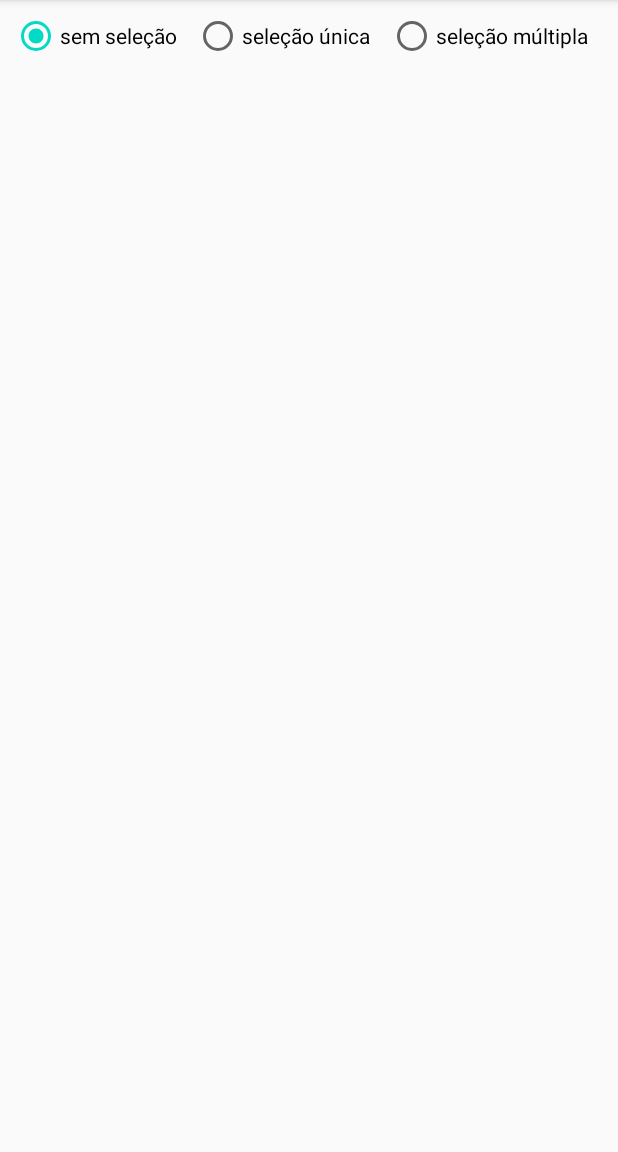
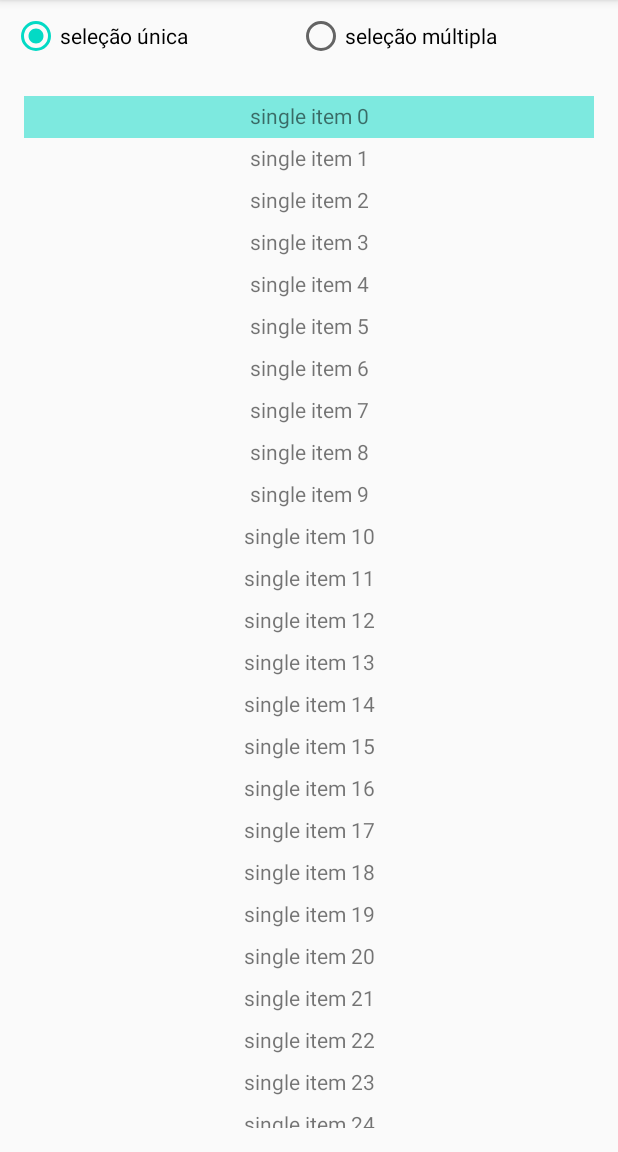
Before and after one commit to Eduardo-Nunes/Selectable-Live-Data, an Android app: the screen it shows after launch (MainActivity), after a tap on "lista vazia, clique aqui para iniciar", on a phone screen of 412 x 824 dp, the part 84-1236 px from its top. Run offline under Robolectric (Android 15) with nearby library versions, the phone set to English and light mode, and no system bars.

Commit message:
implemented dumb selectable example using SelectableAdapter

```diff
--- /dev/null
+++ b/app/src/main/java/com/eduardonunes/selectablelivedata/ui/extensions/ViewExt.kt
@@ -0,0 +1,15 @@
+package com.eduardonunes.selectablelivedata.ui.extensions
+
+import android.view.LayoutInflater
+import android.view.View
+import android.view.ViewGroup
+import androidx.annotation.LayoutRes
+
+fun ViewGroup.inflate(@LayoutRes layoutRes: Int): View {
+    return LayoutInflater.from(context).inflate(layoutRes, this, false)
+}
+
+fun View.changeVisibility(show: Boolean, typeHide: Int = View.GONE) {
+    if (this.visibility == View.VISIBLE && show) return
+    visibility = if (show) View.VISIBLE else typeHide
+}
--- a/app/src/main/java/com/eduardonunes/selectablelivedata/ui/main/MainFragment.kt
+++ b/app/src/main/java/com/eduardonunes/selectablelivedata/ui/main/MainFragment.kt
@@ -9,7 +9,8 @@ import androidx.lifecycle.Observer
 import androidx.lifecycle.ViewModelProviders
 import com.eduardonunes.selectablelistlivedata.infrastructure.ListHolder
 import com.eduardonunes.selectablelivedata.R
-import com.eduardonunes.selectablelivedata.ui.main.models.DumbData
+import com.eduardonunes.selectablelivedata.ui.extensions.changeVisibility
+import com.eduardonunes.selectablelivedata.ui.main.adapter.DumbAdapter
 import com.eduardonunes.selectablelivedata.ui.main.models.SelectableDumbData
 import kotlinx.android.synthetic.main.main_fragment.*
 
@@ -32,17 +33,22 @@ class MainFragment : Fragment() {
 
     override fun onActivityCreated(savedInstanceState: Bundle?) {
         super.onActivityCreated(savedInstanceState)
+        initViews()
         initData()
         initListeners()
     }
 
-    private fun initListeners() {
-        messageView.setOnClickListener { viewModel.initData() }
+    private fun initViews() {
+        setDumbAdapter()
+    }
+
+    private fun setDumbAdapter() {
+        singleSelectionList.adapter = DumbAdapter(viewModel.singleSelectionData, viewModel::singleSelect)
+        multiSelectionList.adapter = DumbAdapter(viewModel.multiSelectionData, viewModel::multiSelect)
     }
 
     private fun initData() = with(viewModel) {
         message.observe(viewLifecycleOwner, Observer(::bindMessage))
-        dumbListData.observe(viewLifecycleOwner, Observer(::bindDumbList))
         multiSelectionData.observe(viewLifecycleOwner, Observer(::bindMultiList))
         singleSelectionData.observe(viewLifecycleOwner, Observer(::bindSingleList))
     }
@@ -52,21 +58,23 @@ class MainFragment : Fragment() {
         messageView.changeVisibility(!message.isNullOrEmpty())
     }
 
-    private fun bindDumbList(listHolder: ListHolder<DumbData>) {
-
-    }
-
     private fun bindMultiList(listHolder: ListHolder<SelectableDumbData>) {
-
+        if (listHolder.size() < 1) return
+        if (multiSelectionList.adapter == null) setDumbAdapter()
+        listHolder.applyChange(multiSelectionList.adapter!!)
     }
 
     private fun bindSingleList(listHolder: ListHolder<SelectableDumbData>) {
-
+        if (listHolder.size() < 1) return
+        if (singleSelectionList.adapter == null) setDumbAdapter()
+        listHolder.applyChange(singleSelectionList.adapter!!)
     }
 
+    private fun initListeners() {
+        messageView.setOnClickListener { viewModel.initData() }
+        selectableTypeGroup.setOnCheckedChangeListener { _, checkedId ->
+            multiSelectionList.changeVisibility(checkedId == R.id.multipleSelectionOption)
+            singleSelectionList.changeVisibility(checkedId == R.id.singleSelectionOption)
+        }
+    }
 }
-
-fun View.changeVisibility(show: Boolean, typeHide: Int = View.GONE) {
-    if (this.visibility == View.VISIBLE && show) return
-    visibility = if (show) View.VISIBLE else typeHide
-}
--- a/app/src/main/java/com/eduardonunes/selectablelivedata/ui/main/MainViewModel.kt
+++ b/app/src/main/java/com/eduardonunes/selectablelivedata/ui/main/MainViewModel.kt
@@ -3,16 +3,13 @@ package com.eduardonunes.selectablelivedata.ui.main
 import android.app.Application
 import androidx.lifecycle.AndroidViewModel
 import androidx.lifecycle.MutableLiveData
-import com.eduardonunes.selectablelistlivedata.ListLiveData
 import com.eduardonunes.selectablelistlivedata.SelectableListLiveData
 import com.eduardonunes.selectablelivedata.R
-import com.eduardonunes.selectablelivedata.ui.main.models.DumbData
 import com.eduardonunes.selectablelivedata.ui.main.models.SelectableDumbData
 
 class MainViewModel(application: Application) : AndroidViewModel(application) {
 
     val message = MutableLiveData<String?>()
-    val dumbListData by lazy { ListLiveData<DumbData>() }
     val multiSelectionData by lazy {
         SelectableListLiveData<SelectableDumbData>()
     }
@@ -21,19 +18,25 @@ class MainViewModel(application: Application) : AndroidViewModel(application) {
     }
 
     fun initData() {
-        val dumbList = mutableListOf<DumbData>()
         val multiList = mutableListOf<SelectableDumbData>()
         val singleList = mutableListOf<SelectableDumbData>()
 
         repeat(100) {
-            dumbList.add(DumbData("dumb item $it"))
             multiList.add(SelectableDumbData("multi item $it"))
             singleList.add(SelectableDumbData("single item $it", it == 0))
         }
         message.postValue(null)
-        dumbListData.updateList(dumbList)
         multiSelectionData.updateList(multiList)
         singleSelectionData.updateList(singleList)
+    }
+
+    fun singleSelect(item: SelectableDumbData) {
+        if (item.isActive) return
+        singleSelectionData.singleSelection(item)
+    }
+
+    fun multiSelect(item: SelectableDumbData) {
+        multiSelectionData.multipleSelection(item)
     }
 
     init {
--- /dev/null
+++ b/app/src/main/java/com/eduardonunes/selectablelivedata/ui/main/adapter/DumbAdapter.kt
@@ -0,0 +1,16 @@
+package com.eduardonunes.selectablelivedata.ui.main.adapter
+
+import android.view.ViewGroup
+import com.eduardonunes.selectablelistlivedata.ListLiveData
+import com.eduardonunes.selectablelistlivedata.infrastructure.SelectableAdapter
+import com.eduardonunes.selectablelivedata.ui.main.models.SelectableDumbData
+
+class DumbAdapter(
+    items: ListLiveData<SelectableDumbData>,
+    onItemSelectedListener: (SelectableDumbData) -> Unit
+) : SelectableAdapter<SelectableDumbData>(items, onItemSelectedListener) {
+
+    override fun onCreateViewHolder(parent: ViewGroup, viewType: Int): DumbViewHolder {
+        return DumbViewHolder.create(parent)
+    }
+}
--- /dev/null
+++ b/app/src/main/java/com/eduardonunes/selectablelivedata/ui/main/adapter/DumbViewHolder.kt
@@ -0,0 +1,31 @@
+package com.eduardonunes.selectablelivedata.ui.main.adapter
+
+import android.view.View
+import android.view.ViewGroup
+import com.eduardonunes.selectablelistlivedata.infrastructure.SelectableItemViewHolder
+import com.eduardonunes.selectablelivedata.R
+import com.eduardonunes.selectablelivedata.ui.extensions.inflate
+import com.eduardonunes.selectablelivedata.ui.main.models.SelectableDumbData
+import kotlinx.android.synthetic.main.dumb_item.view.*
+
+class DumbViewHolder(itemView: View)
+    : SelectableItemViewHolder<SelectableDumbData>(itemView) {
+
+    companion object {
+        fun create(parent: ViewGroup): DumbViewHolder {
+            return DumbViewHolder(parent.inflate(R.layout.dumb_item))
+        }
+    }
+
+    override fun bind(item: SelectableDumbData) {
+        itemView.filterLabelText.text = item.text
+        val backRes = if (item.isActive) R.color.backSelected
+        else android.R.color.transparent
+        itemView.setBackgroundResource(backRes)
+    }
+
+    override fun onViewRecycled() {
+        itemView.filterLabelText.text = String()
+        itemView.setBackgroundResource(android.R.color.transparent)
+    }
+}
--- a/app/src/main/java/com/eduardonunes/selectablelivedata/ui/main/models/DumbData.kt
+++ /dev/null
@@ -1,3 +0,0 @@
-package com.eduardonunes.selectablelivedata.ui.main.models
-
-class DumbData(val text: String)
--- /dev/null
+++ b/app/src/main/res/layout/dumb_item.xml
@@ -0,0 +1,19 @@
+<?xml version="1.0" encoding="utf-8"?>
+<androidx.appcompat.widget.AppCompatTextView xmlns:android="http://schemas.android.com/apk/res/android"
+    xmlns:app="http://schemas.android.com/apk/res-auto"
+    xmlns:tools="http://schemas.android.com/tools"
+    android:id="@+id/filterLabelText"
+    android:layout_width="match_parent"
+    android:layout_height="28dp"
+    android:clickable="true"
+    android:focusable="true"
+    android:foreground="?android:attr/selectableItemBackground"
+    android:gravity="center"
+    android:maxLines="1"
+    android:paddingStart="12dp"
+    android:paddingTop="2dp"
+    android:paddingEnd="12dp"
+    android:paddingBottom="4dp"
+    android:textSize="14sp"
+    app:lineHeight="20sp"
+    tools:text="culinária e gastronomia" />
--- a/app/src/main/res/layout/main_fragment.xml
+++ b/app/src/main/res/layout/main_fragment.xml
@@ -17,18 +17,11 @@
         app:layout_constraintTop_toTopOf="parent">
 
         <androidx.appcompat.widget.AppCompatRadioButton
-            android:id="@+id/noSelectionOption"
+            android:id="@+id/singleSelectionOption"
             android:layout_width="wrap_content"
             android:layout_height="wrap_content"
             android:layout_weight="1"
             android:checked="true"
-            android:text="@string/no_selection" />
-
-        <androidx.appcompat.widget.AppCompatRadioButton
-            android:id="@+id/singleSelectionOption"
-            android:layout_width="wrap_content"
-            android:layout_height="wrap_content"
-            android:layout_weight="1"
             android:text="@string/single_selection" />
 
         <androidx.appcompat.widget.AppCompatRadioButton
@@ -38,6 +31,35 @@
             android:layout_weight="1"
             android:text="@string/multi_selection" />
     </RadioGroup>
+
+    <androidx.recyclerview.widget.RecyclerView
+        android:id="@+id/singleSelectionList"
+        android:layout_width="match_parent"
+        android:layout_height="0dp"
+        android:layout_margin="16dp"
+        app:layoutManager="androidx.recyclerview.widget.LinearLayoutManager"
+        app:layout_constraintBottom_toBottomOf="parent"
+        app:layout_constraintEnd_toEndOf="parent"
+        app:layout_constraintStart_toStartOf="parent"
+        app:layout_constraintTop_toBottomOf="@id/selectableTypeGroup"
+        tools:itemCount="10"
+        tools:listitem="@layout/dumb_item"
+        tools:visibility="visible" />
+
+    <androidx.recyclerview.widget.RecyclerView
+        android:id="@+id/multiSelectionList"
+        android:layout_width="match_parent"
+        android:layout_height="0dp"
+        android:layout_margin="16dp"
+        android:visibility="gone"
+        app:layoutManager="androidx.recyclerview.widget.LinearLayoutManager"
+        app:layout_constraintBottom_toBottomOf="parent"
+        app:layout_constraintEnd_toEndOf="parent"
+        app:layout_constraintStart_toStartOf="parent"
+        app:layout_constraintTop_toBottomOf="@id/selectableTypeGroup"
+        tools:itemCount="10"
+        tools:listitem="@layout/dumb_item"
+        tools:visibility="visible" />
 
     <TextView
         android:id="@+id/messageView"
@@ -50,34 +72,4 @@
         app:layout_constraintStart_toStartOf="parent"
         app:layout_constraintTop_toTopOf="parent" />
 
-    <androidx.recyclerview.widget.RecyclerView
-        android:id="@+id/noSelectionList"
-        android:layout_width="match_parent"
-        android:layout_height="0dp"
-        android:layout_margin="16dp"
-        app:layout_constraintBottom_toBottomOf="parent"
-        app:layout_constraintEnd_toEndOf="parent"
-        app:layout_constraintStart_toStartOf="parent"
-        app:layout_constraintTop_toBottomOf="@id/selectableTypeGroup" />
-
-    <androidx.recyclerview.widget.RecyclerView
-        android:id="@+id/singleSelectionList"
-        android:layout_width="match_parent"
-        android:layout_height="0dp"
-        android:layout_margin="16dp"
-        app:layout_constraintBottom_toBottomOf="parent"
-        app:layout_constraintEnd_toEndOf="parent"
-        app:layout_constraintStart_toStartOf="parent"
-        app:layout_constraintTop_toBottomOf="@id/selectableTypeGroup" />
-
-    <androidx.recyclerview.widget.RecyclerView
-        android:id="@+id/multiSelectionList"
-        android:layout_width="match_parent"
-        android:layout_height="0dp"
-        android:layout_margin="16dp"
-        app:layout_constraintBottom_toBottomOf="parent"
-        app:layout_constraintEnd_toEndOf="parent"
-        app:layout_constraintStart_toStartOf="parent"
-        app:layout_constraintTop_toBottomOf="@id/selectableTypeGroup" />
-
 </androidx.constraintlayout.widget.ConstraintLayout>
--- a/app/src/main/res/values/colors.xml
+++ b/app/src/main/res/values/colors.xml
@@ -3,4 +3,5 @@
     <color name="colorPrimary">#6200EE</color>
     <color name="colorPrimaryDark">#3700B3</color>
     <color name="colorAccent">#03DAC5</color>
+    <color name="backSelected">#8003DAC5</color>
 </resources>
--- a/app/src/main/res/values/strings.xml
+++ b/app/src/main/res/values/strings.xml
@@ -1,8 +1,8 @@
 <resources>
     <string name="app_name">SelectableLiveData</string>
-    <string name="no_selection">sem seleção</string>
     <string name="single_selection">seleção única</string>
     <string name="multi_selection">seleção múltipla</string>
     <string name="lista_vazia">lista vazia, clique aqui para iniciar</string>
     <string name="empty" />
+    <string name="position">item_position</string>
 </resources>
--- /dev/null
+++ b/selectablelistlivedata/src/main/java/com/eduardonunes/selectablelistlivedata/infrastructure/SelectableAdapter.kt
@@ -0,0 +1,42 @@
+package com.eduardonunes.selectablelistlivedata.infrastructure
+
+import android.view.View
+import androidx.recyclerview.widget.RecyclerView
+import com.eduardonunes.selectablelistlivedata.ListLiveData
+import com.eduardonunes.selectablelistlivedata.R
+
+abstract class SelectableAdapter<T : SelectableItem>(
+    private val items: ListLiveData<T>,
+    private val onItemSelectedListener: (T) -> Unit
+) : RecyclerView.Adapter<SelectableItemViewHolder<T>>() {
+
+    private val onItemClickListener = View.OnClickListener {
+        val itemPosition = it.getTag(R.string.position) as Int
+        items[itemPosition]?.run(onItemSelectedListener)
+    }
+
+    override fun onBindViewHolder(holder: SelectableItemViewHolder<T>, position: Int) {
+        items[position]?.run(holder::bind)
+        holder.setClickListener(onItemClickListener)
+    }
+
+    override fun onViewRecycled(holder: SelectableItemViewHolder<T>) {
+        holder.onViewRecycled()
+        super.onViewRecycled(holder)
+    }
+
+    override fun getItemCount(): Int = items.size
+}
+
+abstract class SelectableItemViewHolder<T : SelectableItem>(itemView: View) :
+    RecyclerView.ViewHolder(itemView) {
+
+    abstract fun bind(item: T)
+    abstract fun onViewRecycled()
+    fun setClickListener(onItemClickListener: View.OnClickListener) {
+        itemView.apply {
+            setTag(R.string.position, adapterPosition)
+            setOnClickListener(onItemClickListener)
+        }
+    }
+}
--- /dev/null
+++ b/selectablelistlivedata/src/main/res/values/strings.xml
@@ -0,0 +1,4 @@
+<?xml version="1.0" encoding="utf-8"?>
+<resources>
+    <string name="position">item_position</string>
+</resources>
```
